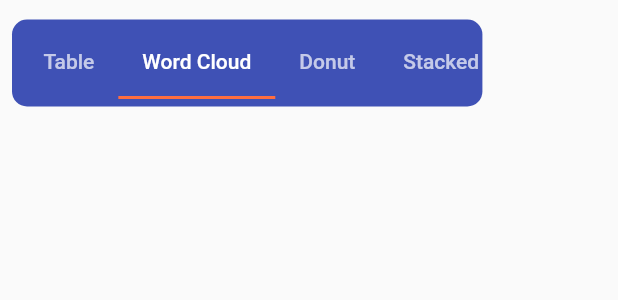
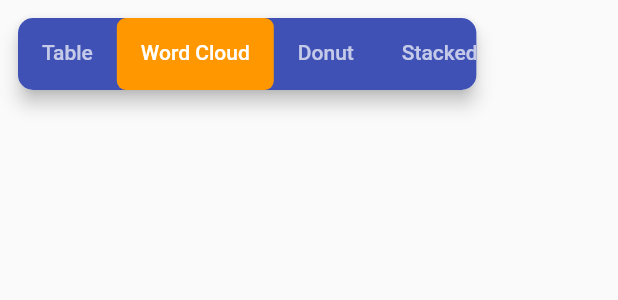
Before and after one commit to KhornSokheng/customer-feedback-analysis, a Flutter app: the ResultLauncher widget shown alone on an empty page, opened directly, tab 2 chosen, on a phone screen of 412 x 824 dp. Shown: the top 300 px of the screen. Run offline on Flutter 3.47's test engine with Material 2 defaults, Android fonts, the phone set to English and light mode, and no system bars; our stand-ins replace syncfusion_flutter_charts.

Commit message:
wrap card to result tab bar

```diff
--- a/lib/widgets/result_widget/result_launcher.dart
+++ b/lib/widgets/result_widget/result_launcher.dart
@@ -41,23 +41,31 @@ class _ResultLauncherState extends State<ResultLauncher> with SingleTickerProvid
     return Container(
       padding: const EdgeInsets.all(8),
       // color: Colors.amberAccent,
-      height: screenSize.height*0.9,
+      height: screenSize.height*0.83,
       width: screenSize.width*0.8,
       child: Column(
         children: [
-          Container(
+          Card(
+            elevation: 5,
+            shape: RoundedRectangleBorder(borderRadius: BorderRadius.circular(10)),
+            shadowColor: Colors.black,
+            child: Container(
               // color: Colors.indigo,
-            padding: EdgeInsets.zero,
-            margin: EdgeInsets.symmetric(vertical: 5),
+              // padding: EdgeInsets.zero,
+              // margin: EdgeInsets.symmetric(vertical: 5),
               decoration: BoxDecoration(
 
                 borderRadius: BorderRadius.circular(10),
                 color: Colors.indigo
               ),
               child: TabBar(
-              padding: const EdgeInsets.all(5),
+                indicator: BoxDecoration(
+                  borderRadius: BorderRadius.circular(6),
+                  color: Colors.orange
+                ),
+                // padding: const EdgeInsets.all(5),
                 // labelColor: Colors.deepOrangeAccent,
-              indicatorColor: Colors.deepOrangeAccent,
+                // indicatorColor: Colors.deepOrangeAccent,
                 // automaticIndicatorColorAdjustment: true,
                 // indicatorWeight: 3,
                 isScrollable: true,
@@ -69,6 +77,7 @@ class _ResultLauncherState extends State<ResultLauncher> with SingleTickerProvid
                   Tab(text: 'Stacked Bar',),
                 ],
 
+              ),
             ),
           ),
           Expanded(
```
Lines whose indentation alone changed are shown as unchanged.
